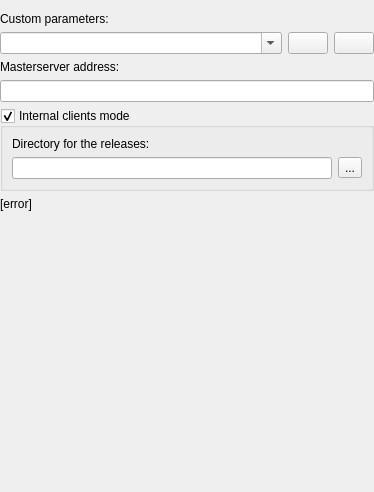
Before: the Qt Designer form src/core/gui/configuration/engineconfigpage.ui in DoomseekerTeam/Doomseeker, drawn with Qt 5.
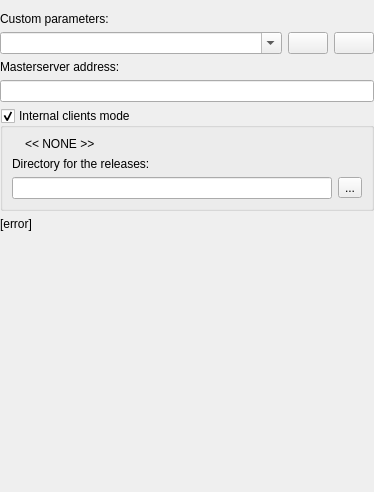
After: the same form once the commit is applied. Icons and pictures are not drawn.

Commit message:
- Chocolate Doom: having both system and internally managed installations is mutually exclusive. Don't try to find out if the system Chocolate Doom is of the right version. Also, warn the user about that. - Odamex: server executable must be run to obtain Odamex version. Warn that in order to join a server with a system's Odamex installation, the user must specify both the client and the server executables.
branch : internal-clients

```diff
--- a/src/core/gui/configuration/engineconfigpage.ui
+++ b/src/core/gui/configuration/engineconfigpage.ui
@@ -151,6 +151,65 @@
       <bool>true</bool>
      </property>
      <layout class="QVBoxLayout" name="verticalLayout_4">
+      <item>
+       <widget class="QWidget" name="internalClientsWarningBox" native="true">
+        <property name="sizePolicy">
+         <sizepolicy hsizetype="Preferred" vsizetype="Preferred">
+          <horstretch>0</horstretch>
+          <verstretch>0</verstretch>
+         </sizepolicy>
+        </property>
+        <layout class="QHBoxLayout" name="internalClientsWarning">
+         <property name="leftMargin">
+          <number>0</number>
+         </property>
+         <property name="topMargin">
+          <number>0</number>
+         </property>
+         <property name="rightMargin">
+          <number>0</number>
+         </property>
+         <property name="bottomMargin">
+          <number>0</number>
+         </property>
+         <item>
+          <widget class="QLabel" name="iconWarning">
+           <property name="sizePolicy">
+            <sizepolicy hsizetype="Fixed" vsizetype="Preferred">
+             <horstretch>0</horstretch>
+             <verstretch>0</verstretch>
+            </sizepolicy>
+           </property>
+           <property name="text">
+            <string/>
+           </property>
+           <property name="pixmap">
+            <pixmap resource="../../../../media/resources.qrc">:/icons/information-frame.png</pixmap>
+           </property>
+          </widget>
+         </item>
+         <item>
+          <widget class="QLabel" name="internalClientsWarningMessage">
+           <property name="sizePolicy">
+            <sizepolicy hsizetype="Preferred" vsizetype="Preferred">
+             <horstretch>0</horstretch>
+             <verstretch>0</verstretch>
+            </sizepolicy>
+           </property>
+           <property name="text">
+            <string>&lt;&lt; NONE &gt;&gt;</string>
+           </property>
+           <property name="textFormat">
+            <enum>Qt::AutoText</enum>
+           </property>
+           <property name="wordWrap">
+            <bool>true</bool>
+           </property>
+          </widget>
+         </item>
+        </layout>
+       </widget>
+      </item>
       <item>
        <widget class="QLabel" name="lblGroupInternalClients">
         <property name="text">
```
The commit also changes 13 other files.
